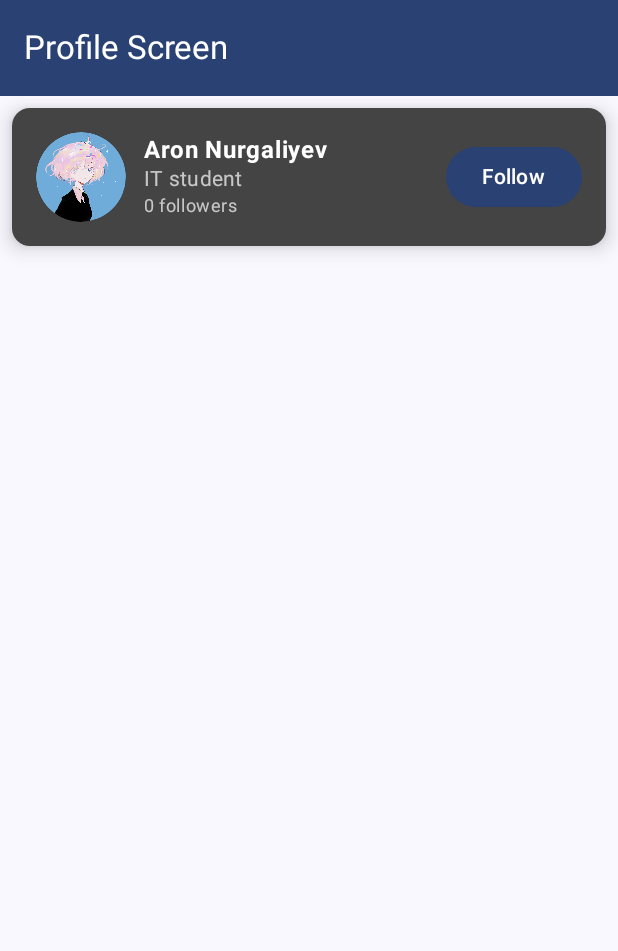
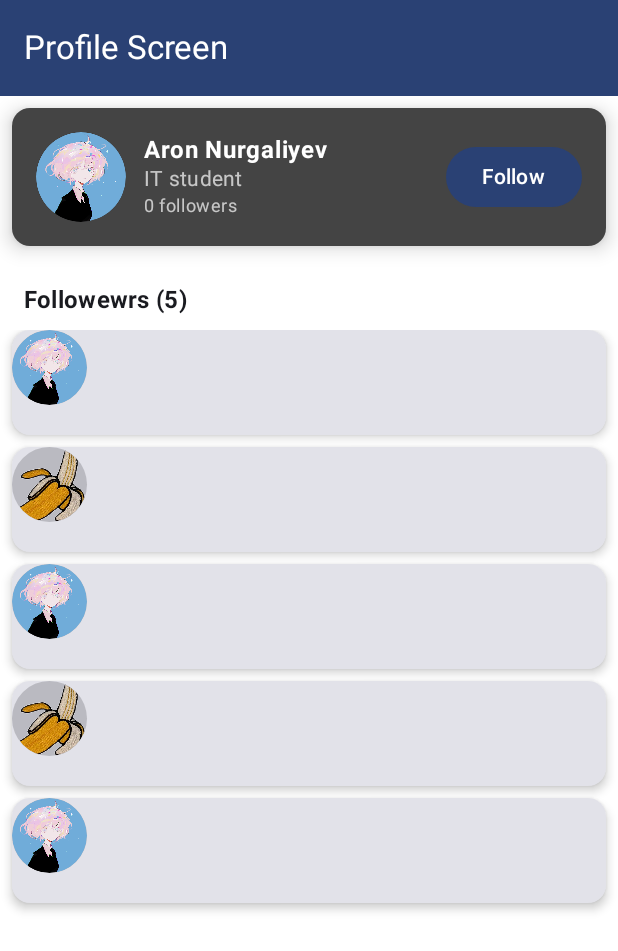
Before and after one commit to noraa9/myapp, an Android app built with Jetpack Compose: the screen it shows after launch (MainActivity), on a phone screen of 412 x 824 dp. Shown: the top 951 px of the screen. Run offline under Robolectric (Android 15) with nearby library versions, the phone set to English and light mode, and no system bars.

Commit message:
LazyColumn (Followers):
1) items(followersList) - перебирает фоллоуеров
2) Каждый элемент это Card с аватаром, именем, хендлом

```diff
--- a/app/src/main/java/com/example/myapplication/MainActivity.kt
+++ b/app/src/main/java/com/example/myapplication/MainActivity.kt
@@ -11,6 +11,7 @@ import androidx.compose.foundation.Image
 import androidx.compose.foundation.background
 import androidx.compose.foundation.clickable
 import androidx.compose.foundation.layout.*
+import androidx.compose.foundation.layout.Arrangement
 import androidx.compose.foundation.shape.CircleShape
 import androidx.compose.foundation.shape.RoundedCornerShape
 import androidx.compose.material.icons.Icons
@@ -28,6 +29,17 @@ import androidx.compose.ui.tooling.preview.Preview
 import androidx.compose.ui.unit.dp
 import com.example.myapplication.ui.theme.MyApplicationTheme
 import kotlinx.coroutines.launch
+import androidx.compose.foundation.lazy.LazyColumn
+import androidx.compose.foundation.lazy.LazyRow
+import androidx.compose.foundation.lazy.items
+
+
+data class Follower(
+    val id: Int,
+    val name: String,
+    val handle: String,
+    val image: Int
+)
 
 class MainActivity : ComponentActivity() {
     override fun onCreate(savedInstanceState: Bundle?) {
@@ -136,6 +148,18 @@ fun ProfileCard(
         Color(201,229,255),
     )
 
+    var follewerList by rememberSaveable {
+        mutableStateOf(listOf(
+            Follower(1, "Біреубева Біреу", "@bireubayev1" ,R.drawable.profile),
+            Follower(2, "Кеткенбаев Кеткен", "@ketken" ,R.drawable.profile2),
+            Follower(3, "Барғанбаев Барған", "@barganbayev1987" ,R.drawable.profile),
+            Follower(4, "Анаубаев Анау", "@anaubaev2" ,R.drawable.profile2),
+            Follower(5, "Мынаубаев Мынау", "@mynau" ,R.drawable.profile),
+        ))
+    }
+
+
+
     val infiniteTransition = rememberInfiniteTransition(label = "rainbow")
     val rainbowColor by infiniteTransition.animateColor(
         initialValue = rainbowColors.first(),
@@ -179,6 +203,11 @@ fun ProfileCard(
         }
     }
 
+    Column(
+        modifier = Modifier
+            .fillMaxSize()
+            .background(Color.White)
+    ) {
         Card(
             modifier = Modifier
                 .padding(8.dp)
@@ -244,6 +273,47 @@ fun ProfileCard(
                 }
             }
         }
+        Text(
+            text = "Followewrs (${follewerList.size})",
+            style = MaterialTheme.typography.titleMedium,
+            fontWeight = FontWeight.Bold,
+            modifier = Modifier.padding(16.dp, 16.dp, 0.dp, 8.dp)
+        )
+        LazyColumn(
+            modifier = Modifier
+                .fillMaxSize()
+                .padding(horizontal = 8.dp),
+            verticalArrangement = Arrangement.spacedBy(8.dp)
+        ) {
+            items(follewerList) { follower ->
+                Card(
+                    modifier = Modifier
+                        .fillMaxWidth()
+                        .height(70.dp),
+                    shape = RoundedCornerShape(12.dp),
+                    elevation = CardDefaults.cardElevation(4.dp)
+                ) {
+
+                    Row(
+                        verticalAlignment = Alignment.CenterVertically
+                    ) {
+                        Surface(
+                            modifier = Modifier.size(50.dp),
+                            shape = CircleShape,
+                            color = MaterialTheme.colorScheme.onSurface.copy(alpha = .2f),
+                        ) {
+                            Image(
+                                painter = painterResource(id = follower.image),
+                                contentDescription = null,
+                                modifier = Modifier.clip(CircleShape)
+                            )
+                        }
+                    }
+                }
+            }
+        }
+    }
+
 }
 
 @Composable
```
Lines whose indentation alone changed are shown as unchanged.
